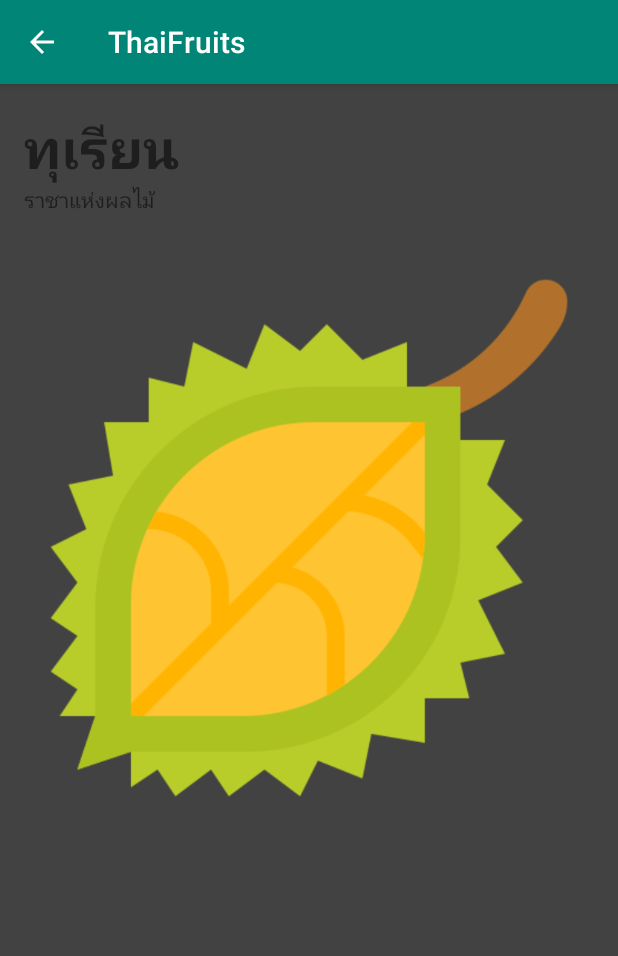
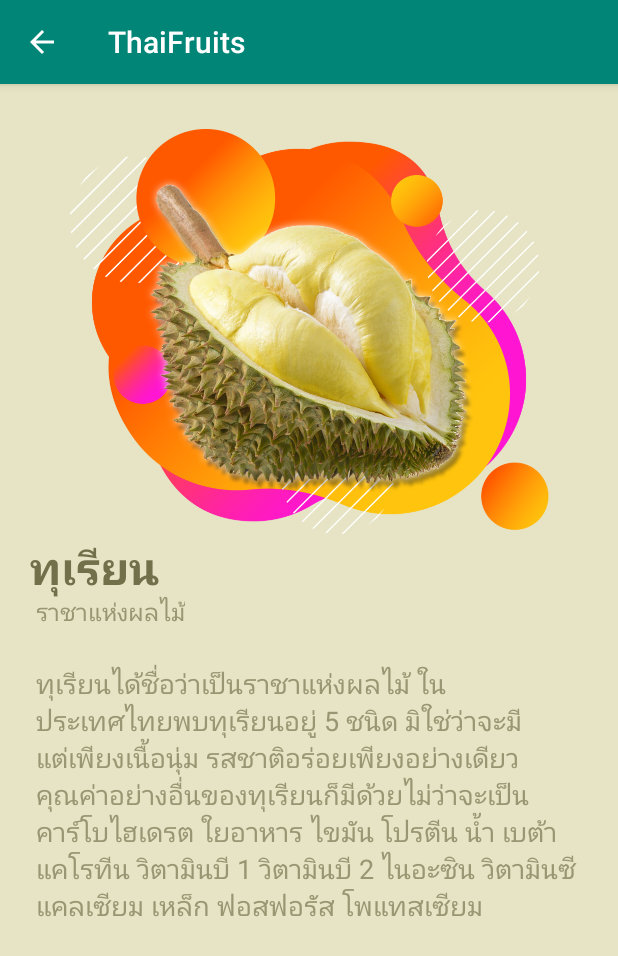
Before and after one commit to fvkfvng/ThaiFruits, an Android app: the screen it shows after launch (DetailActivity), after a tap on "ทุเรียน", on a phone screen of 412 x 824 dp. Shown: the top 956 px of the screen. Run offline under Robolectric (Android 15) with nearby library versions, the light colour scheme and no system bars; Roboto replaces fonts that are not available here.

Commit message:
perfect layout
update before take a bed

```diff
--- a/app/src/main/assets/fruit_data.json
+++ b/app/src/main/assets/fruit_data.json
@@ -1,5 +1,6 @@
 [
   {
+    "imageDetail": "imgshow1",
     "imageFile": "fruit1",
     "fruitName": "ทุเรียน",
     "caption": "ราชาแห่งผลไม้",
@@ -7,6 +8,7 @@
   },
 
   {
+    "imageDetail": "imgshow2",
     "imageFile": "fruit2",
     "fruitName": "ฝรั่งสีชมพู",
     "caption": "ไม่เป็นที่นิยมแต่มีประโยชน์",
@@ -14,6 +16,7 @@
   },
 
   {
+    "imageDetail": "imgshow3",
     "imageFile": "fruit3",
     "fruitName": "มะละกอ",
     "caption": "ดิบก็กินได้ สุกก็กินดี",
@@ -21,6 +24,7 @@
   },
 
   {
+    "imageDetail": "imgshow4",
     "imageFile": "fruit4",
     "fruitName": "ลิ้นจี่",
     "caption": "ผลไม้เศรษฐกิจ",
@@ -28,6 +32,7 @@
   },
 
   {
+    "imageDetail": "imgshow5",
     "imageFile": "fruit5",
     "fruitName": "มะม่วง",
     "caption": "เปรี้ยว มัน หวาน",
@@ -35,6 +40,7 @@
   },
 
   {
+    "imageDetail": "imgshow6",
     "imageFile": "fruit6",
     "fruitName": "ส้มเขียวหวาน",
     "caption": "ราชินีวิตามิน",
@@ -42,6 +48,7 @@
   },
 
   {
+    "imageDetail": "imgshow7",
     "imageFile": "fruit7",
     "fruitName": "สับปะรด",
     "caption": "มีตารอบตัว",
@@ -49,6 +56,7 @@
   },
 
   {
+    "imageDetail": "imgshow8",
     "imageFile": "fruit8",
     "fruitName": "ทับทิม",
     "caption": "ราชินีแห่งผลไม้",
@@ -56,6 +64,7 @@
   },
 
   {
+    "imageDetail": "imgshow9",
     "imageFile": "fruit9",
     "fruitName": "เงาะ",
     "caption": "ภายนอกอัปลักษณ์ ภายในหวานหอม",
@@ -63,6 +72,7 @@
   },
 
   {
+    "imageDetail": "imgshow10",
     "imageFile": "fruit10",
     "fruitName": "มะเฟือง",
     "caption": "หั่นขวางแล้วเป็นรูปดาว",
@@ -70,6 +80,7 @@
   },
 
   {
+    "imageDetail": "imgshow11",
     "imageFile": "fruit11",
     "fruitName": "มะขาม",
     "caption": "นิยมนำมาขัดผิว",
@@ -77,6 +88,7 @@
   },
 
   {
+    "imageDetail": "imgshow12",
     "imageFile": "fruit12",
     "fruitName": "มะพร้าว",
     "caption": "มาคู่กับชาวเกาะ",
--- a/app/src/main/java/th/ac/su/manita/thaifruits/DetailActivity.kt
+++ b/app/src/main/java/th/ac/su/manita/thaifruits/DetailActivity.kt
@@ -3,6 +3,10 @@ package th.ac.su.manita.thaifruits
 import androidx.appcompat.app.AppCompatActivity
 import android.os.Bundle
 import kotlinx.android.synthetic.main.activity_detail.*
+import kotlinx.android.synthetic.main.activity_detail.tvTitle
+import kotlinx.android.synthetic.main.activity_detail.tvCaption
+import kotlinx.android.synthetic.main.activity_detail.tvDetail
+
 
 class DetailActivity : AppCompatActivity() {
 
@@ -11,19 +15,22 @@ class DetailActivity : AppCompatActivity() {
         setContentView(R.layout.activity_detail)
 
         val title = intent.getStringExtra("title")
+        val description = intent.getStringExtra("description")
+        val imageDetail = intent.getStringExtra("imageDetail")
         val caption = intent.getStringExtra("caption")
-        val imageFile = intent.getStringExtra("imageFile")
+
+
 
         tvTitle.setText(title)
         tvCaption.setText(caption)
+        tvDetail.setText(description)
 
-
+//
+//
         val res = resources
-        val drawableId:Int =
-            res.getIdentifier(imageFile,"drawable",packageName)
+        val drawableId:Int = res.getIdentifier(imageDetail,"drawable",packageName)
 
         imgView.setImageResource(drawableId)
 
-
     }
 }
--- a/app/src/main/java/th/ac/su/manita/thaifruits/MainActivity.kt
+++ b/app/src/main/java/th/ac/su/manita/thaifruits/MainActivity.kt
@@ -44,6 +44,8 @@ class MainActivity : AppCompatActivity() {
             intent.putExtra("title",itemList[position].fruitName)
             intent.putExtra("caption",itemList[position].caption)
             intent.putExtra("imageFile",itemList[position].imageFile)
+            intent.putExtra("imageDetail",itemList[position].imageDetail)
+            intent.putExtra("description",itemList[position].description)
 
             startActivity(intent)
 
--- a/app/src/main/java/th/ac/su/manita/thaifruits/data/Fruit.kt
+++ b/app/src/main/java/th/ac/su/manita/thaifruits/data/Fruit.kt
@@ -4,5 +4,7 @@ data class Fruit (
     val imageFile:String,
     val fruitName:String,
     val caption:String,
-    val description:String
-)
+    val description:String,
+    val imageDetail:String
+) {
+}
--- a/app/src/main/res/layout/activity_detail.xml
+++ b/app/src/main/res/layout/activity_detail.xml
@@ -1,40 +1,52 @@
 <?xml version="1.0" encoding="utf-8"?>
-<LinearLayout
-        xmlns:android="http://schemas.android.com/apk/res/android"
-        xmlns:app="http://schemas.android.com/apk/res-auto"
-        xmlns:tools="http://schemas.android.com/tools"
+<LinearLayout xmlns:android="http://schemas.android.com/apk/res/android"
+              android:orientation="vertical"
               android:layout_width="match_parent"
               android:layout_height="match_parent"
-        android:orientation="vertical"
-        android:background="#424242"
-        tools:context=".DetailActivity">
+              android:background="#e6e4c5">
 
+
+    <RelativeLayout
+            android:layout_width="match_parent"
+            android:layout_height="wrap_content"
+            android:background="#e6e4c5">
+
+        <ImageView
+                android:id="@+id/imgView"
+                android:layout_width="match_parent"
+                android:layout_height="300dp"
+                android:scaleType="fitCenter"
+                android:paddingTop="30dp"
+                android:src="@drawable/imgshow1"/>
 
         <TextView
                 android:id="@+id/tvTitle"
                 android:layout_width="wrap_content"
                 android:layout_height="wrap_content"
+                android:text="FruitName"
+                android:textSize="30sp"
+                android:textColor="#72704b"
+                android:layout_marginLeft="20dp"
                 android:textStyle="bold"
-            android:textSize="36sp"
-            android:layout_marginTop="16dp"
-            android:layout_marginLeft="16dp"
-            tools:text="Mingle"/>
-
+                android:layout_marginTop="300dp"/>
         <TextView
                 android:id="@+id/tvCaption"
                 android:layout_width="wrap_content"
                 android:layout_height="wrap_content"
-            android:layout_marginLeft="16dp"
-            tools:text="caption"/>
+                android:text="caption"
+                android:textSize="16dp"
+                android:textColor="#999773"
+                android:layout_marginLeft="24dp"
+                android:layout_marginTop="340dp"/>
+    </RelativeLayout>
 
-
-    <ImageView
-            android:id="@+id/imgView"
+    <TextView
+            android:id="@+id/tvDetail"
             android:layout_width="match_parent"
-            android:layout_height="400dp"
-            android:layout_margin="16dp"
-            android:scaleType="fitCenter"
-            android:src="@drawable/imgshow1"/>
-
+            android:layout_height="250dp"
+            android:layout_margin="24dp"
+            android:text="Detail"
+            android:textSize="18dp"
+            android:textColor="#999773"/>
 
 </LinearLayout>
--- a/app/src/main/res/layout/list_item_fruit.xml
+++ b/app/src/main/res/layout/list_item_fruit.xml
@@ -3,7 +3,7 @@
                 xmlns:app="http://schemas.android.com/apk/res-auto" xmlns:tools="http://schemas.android.com/tools"
     android:layout_width="match_parent"
     android:layout_height="wrap_content"
-                android:background="#424242">
+                android:background="#e6e4c5">
 
     <ImageView
         android:id="@+id/imgThumbnail"
@@ -23,7 +23,7 @@
             android:layout_marginRight="8dp"
             android:paddingTop="20dp"
             android:textStyle="bold"
-            android:textColor="#fff"
+            android:textColor="#72704b"
             android:layout_toRightOf="@id/imgThumbnail"
             android:textSize="18dp"
             android:text="Title"/>
@@ -37,7 +37,7 @@
             android:layout_marginLeft="8dp"
             android:layout_marginTop="2dp"
             android:layout_marginRight="8dp"
-            android:textColor="#fff"
+            android:textColor="#999773"
             android:layout_toRightOf="@id/imgThumbnail"
             android:ellipsize="end"
             android:maxLines="3"
```
Also changed, not shown: app/src/main/res/drawable-mdpi/imgshow12.png (added), 5 other files. Lines whose indentation alone changed are shown as unchanged.
